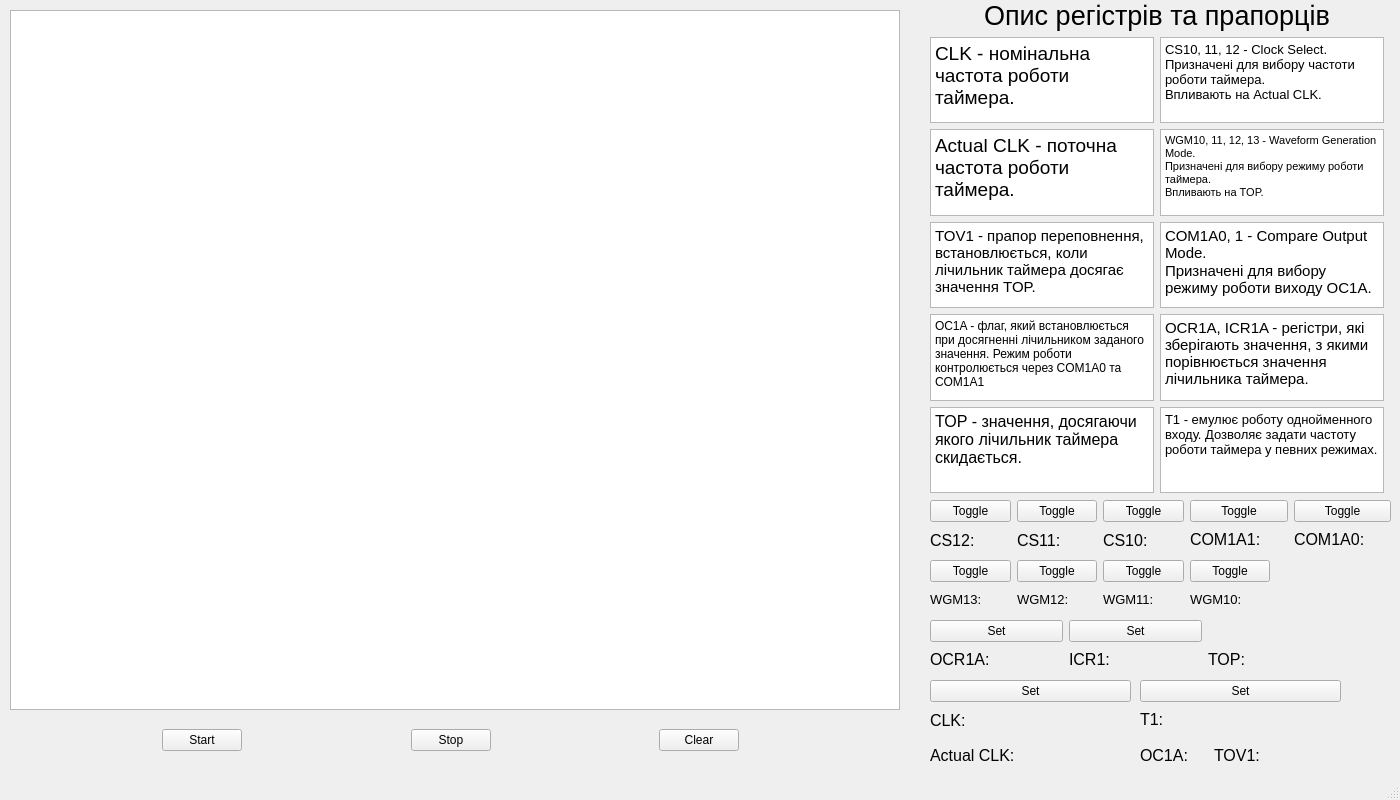
This is MainWindow.ui in KrAxmalL/AtmegaTimer as Qt 5 draws it before an edit. The edited form follows.
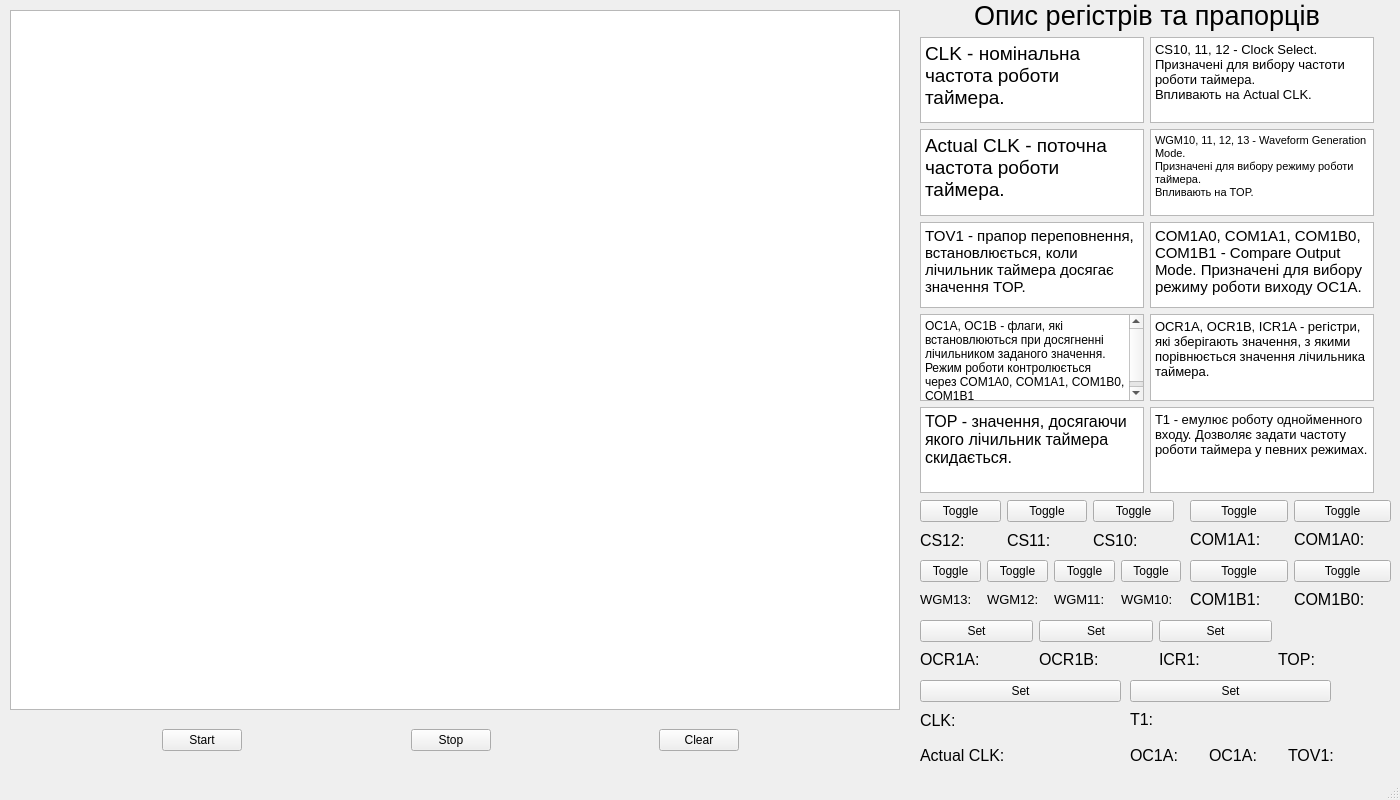
This is the edited form.

```diff
--- a/MainWindow.ui
+++ b/MainWindow.ui
@@ -115,7 +115,7 @@
    <widget class="QWidget" name="gridLayoutWidget">
     <property name="geometry">
      <rect>
-      <x>930</x>
+      <x>920</x>
       <y>500</y>
       <width>254</width>
       <height>52</height>
@@ -184,9 +184,9 @@
    <widget class="QWidget" name="gridLayoutWidget_2">
     <property name="geometry">
      <rect>
-      <x>930</x>
+      <x>920</x>
       <y>560</y>
-      <width>340</width>
+      <width>261</width>
       <height>51</height>
      </rect>
     </property>
@@ -272,52 +272,14 @@
    <widget class="QWidget" name="gridLayoutWidget_3">
     <property name="geometry">
      <rect>
-      <x>930</x>
+      <x>920</x>
       <y>620</y>
-      <width>411</width>
+      <width>471</width>
       <height>51</height>
      </rect>
     </property>
     <layout class="QGridLayout" name="gridLayout_3">
-     <item row="2" column="1">
-      <widget class="QLabel" name="icr1Label">
-       <property name="font">
-        <font>
-         <pointsize>12</pointsize>
-        </font>
-       </property>
-       <property name="text">
-        <string>ICR1: </string>
-       </property>
-      </widget>
-     </item>
-     <item row="0" column="0">
-      <widget class="QPushButton" name="ocr1aButton">
-       <property name="text">
-        <string>Set</string>
-       </property>
-      </widget>
-     </item>
-     <item row="0" column="1">
-      <widget class="QPushButton" name="icr1Button">
-       <property name="text">
-        <string>Set</string>
-       </property>
-      </widget>
-     </item>
-     <item row="2" column="0">
-      <widget class="QLabel" name="ocr1aLabel">
-       <property name="font">
-        <font>
-         <pointsize>12</pointsize>
-        </font>
-       </property>
-       <property name="text">
-        <string>OCR1A: </string>
-       </property>
-      </widget>
-     </item>
-     <item row="2" column="2">
+     <item row="2" column="4">
       <widget class="QLabel" name="topLabel">
        <property name="font">
         <font>
@@ -329,12 +291,69 @@
        </property>
       </widget>
      </item>
+     <item row="2" column="0">
+      <widget class="QLabel" name="ocr1aLabel">
+       <property name="font">
+        <font>
+         <pointsize>12</pointsize>
+        </font>
+       </property>
+       <property name="text">
+        <string>OCR1A: </string>
+       </property>
+      </widget>
+     </item>
+     <item row="0" column="0">
+      <widget class="QPushButton" name="ocr1aButton">
+       <property name="text">
+        <string>Set</string>
+       </property>
+      </widget>
+     </item>
+     <item row="0" column="2">
+      <widget class="QPushButton" name="ocr1bButton">
+       <property name="text">
+        <string>Set</string>
+       </property>
+      </widget>
+     </item>
+     <item row="2" column="2">
+      <widget class="QLabel" name="ocr1bLabel">
+       <property name="font">
+        <font>
+         <pointsize>12</pointsize>
+        </font>
+       </property>
+       <property name="text">
+        <string>OCR1B: </string>
+       </property>
+      </widget>
+     </item>
+     <item row="0" column="3">
+      <widget class="QPushButton" name="icr1Button">
+       <property name="text">
+        <string>Set</string>
+       </property>
+      </widget>
+     </item>
+     <item row="2" column="3">
+      <widget class="QLabel" name="icr1Label">
+       <property name="font">
+        <font>
+         <pointsize>12</pointsize>
+        </font>
+       </property>
+       <property name="text">
+        <string>ICR1: </string>
+       </property>
+      </widget>
+     </item>
     </layout>
    </widget>
    <widget class="QWidget" name="gridLayoutWidget_6">
     <property name="geometry">
      <rect>
-      <x>1140</x>
+      <x>1130</x>
       <y>680</y>
       <width>201</width>
       <height>51</height>
@@ -415,7 +434,7 @@
    <widget class="QWidget" name="gridLayoutWidget_4">
     <property name="geometry">
      <rect>
-      <x>930</x>
+      <x>920</x>
       <y>680</y>
       <width>201</width>
       <height>52</height>
@@ -446,7 +465,7 @@
    <widget class="QWidget" name="verticalLayoutWidget">
     <property name="geometry">
      <rect>
-      <x>930</x>
+      <x>920</x>
       <y>0</y>
       <width>454</width>
       <height>493</height>
@@ -483,7 +502,7 @@
 &lt;html&gt;&lt;head&gt;&lt;meta name=&quot;qrichtext&quot; content=&quot;1&quot; /&gt;&lt;style type=&quot;text/css&quot;&gt;
 p, li { white-space: pre-wrap; }
 &lt;/style&gt;&lt;/head&gt;&lt;body style=&quot; font-family:'MS Shell Dlg 2'; font-size:8.25pt; font-weight:400; font-style:normal;&quot;&gt;
-&lt;p style=&quot; margin-top:0px; margin-bottom:0px; margin-left:0px; margin-right:0px; -qt-block-indent:0; text-indent:0px;&quot;&gt;&lt;span style=&quot; font-size:11pt;&quot;&gt;OCR1A, ICR1A - регістри, які зберігають значення, з якими порівнюється значення лічильника таймера. &lt;/span&gt;&lt;/p&gt;&lt;/body&gt;&lt;/html&gt;</string>
+&lt;p style=&quot; margin-top:0px; margin-bottom:0px; margin-left:0px; margin-right:0px; -qt-block-indent:0; text-indent:0px;&quot;&gt;&lt;span style=&quot; font-size:10pt;&quot;&gt;OCR1A, OCR1B, ICR1A - регістри, які зберігають значення, з якими порівнюється значення лічильника таймера. &lt;/span&gt;&lt;/p&gt;&lt;/body&gt;&lt;/html&gt;</string>
          </property>
         </widget>
        </item>
@@ -536,8 +555,7 @@
 &lt;html&gt;&lt;head&gt;&lt;meta name=&quot;qrichtext&quot; content=&quot;1&quot; /&gt;&lt;style type=&quot;text/css&quot;&gt;
 p, li { white-space: pre-wrap; }
 &lt;/style&gt;&lt;/head&gt;&lt;body style=&quot; font-family:'MS Shell Dlg 2'; font-size:8.25pt; font-weight:400; font-style:normal;&quot;&gt;
-&lt;p style=&quot; margin-top:0px; margin-bottom:0px; margin-left:0px; margin-right:0px; -qt-block-indent:0; text-indent:0px;&quot;&gt;&lt;span style=&quot; font-size:11pt;&quot;&gt;COM1A0, 1 - Compare Output Mode.&lt;/span&gt;&lt;/p&gt;
-&lt;p style=&quot; margin-top:0px; margin-bottom:0px; margin-left:0px; margin-right:0px; -qt-block-indent:0; text-indent:0px;&quot;&gt;&lt;span style=&quot; font-size:11pt;&quot;&gt;Призначені для вибору режиму роботи виходу OC1A.&lt;/span&gt;&lt;/p&gt;&lt;/body&gt;&lt;/html&gt;</string>
+&lt;p style=&quot; margin-top:0px; margin-bottom:0px; margin-left:0px; margin-right:0px; -qt-block-indent:0; text-indent:0px;&quot;&gt;&lt;span style=&quot; font-size:11pt;&quot;&gt;COM1A0, COM1A1, COM1B0, COM1B1 - Compare Output Mode. Призначені для вибору режиму роботи виходу OC1A.&lt;/span&gt;&lt;/p&gt;&lt;/body&gt;&lt;/html&gt;</string>
          </property>
         </widget>
        </item>
@@ -573,7 +591,7 @@
 &lt;html&gt;&lt;head&gt;&lt;meta name=&quot;qrichtext&quot; content=&quot;1&quot; /&gt;&lt;style type=&quot;text/css&quot;&gt;
 p, li { white-space: pre-wrap; }
 &lt;/style&gt;&lt;/head&gt;&lt;body style=&quot; font-family:'MS Shell Dlg 2'; font-size:8.25pt; font-weight:400; font-style:normal;&quot;&gt;
-&lt;p style=&quot; margin-top:0px; margin-bottom:0px; margin-left:0px; margin-right:0px; -qt-block-indent:0; text-indent:0px;&quot;&gt;&lt;span style=&quot; font-size:9pt;&quot;&gt;OC1A - флаг, який встановлюється при досягненні лічильником заданого значення. Режим роботи контролюється через COM1A0 та COM1A1&lt;/span&gt;&lt;/p&gt;&lt;/body&gt;&lt;/html&gt;</string>
+&lt;p style=&quot; margin-top:0px; margin-bottom:0px; margin-left:0px; margin-right:0px; -qt-block-indent:0; text-indent:0px;&quot;&gt;&lt;span style=&quot; font-size:9pt;&quot;&gt;OC1A, OC1B - флаги, які встановлюються при досягненні лічильником заданого значення. Режим роботи контролюється через COM1A0, COM1A1, COM1B0, COM1B1&lt;/span&gt;&lt;/p&gt;&lt;/body&gt;&lt;/html&gt;</string>
          </property>
         </widget>
        </item>
@@ -652,7 +670,7 @@
    <widget class="QLabel" name="actualClkLabel">
     <property name="geometry">
      <rect>
-      <x>930</x>
+      <x>920</x>
       <y>740</y>
       <width>151</width>
       <height>31</height>
@@ -670,9 +688,9 @@
    <widget class="QWidget" name="horizontalLayoutWidget_2">
     <property name="geometry">
      <rect>
-      <x>1140</x>
+      <x>1130</x>
       <y>740</y>
-      <width>141</width>
+      <width>231</width>
       <height>31</height>
      </rect>
     </property>
@@ -689,6 +707,18 @@
        </property>
       </widget>
      </item>
+     <item>
+      <widget class="QLabel" name="oc1bLabel">
+       <property name="font">
+        <font>
+         <pointsize>12</pointsize>
+        </font>
+       </property>
+       <property name="text">
+        <string>OC1A: </string>
+       </property>
+      </widget>
+     </item>
      <item>
       <widget class="QLabel" name="tov1Label">
        <property name="font">
@@ -703,6 +733,56 @@
      </item>
     </layout>
    </widget>
+   <widget class="QWidget" name="gridLayoutWidget_8">
+    <property name="geometry">
+     <rect>
+      <x>1190</x>
+      <y>560</y>
+      <width>201</width>
+      <height>51</height>
+     </rect>
+    </property>
+    <layout class="QGridLayout" name="gridLayout_9">
+     <item row="2" column="1">
+      <widget class="QLabel" name="com1b0Label">
+       <property name="font">
+        <font>
+         <pointsize>12</pointsize>
+        </font>
+       </property>
+       <property name="text">
+        <string>COM1B0: </string>
+       </property>
+      </widget>
+     </item>
+     <item row="0" column="0">
+      <widget class="QPushButton" name="com1b1Button">
+       <property name="text">
+        <string>Toggle</string>
+       </property>
+      </widget>
+     </item>
+     <item row="0" column="1">
+      <widget class="QPushButton" name="com1b0Button">
+       <property name="text">
+        <string>Toggle</string>
+       </property>
+      </widget>
+     </item>
+     <item row="2" column="0">
+      <widget class="QLabel" name="com1b1Label">
+       <property name="font">
+        <font>
+         <pointsize>12</pointsize>
+        </font>
+       </property>
+       <property name="text">
+        <string>COM1B1: </string>
+       </property>
+      </widget>
+     </item>
+    </layout>
+   </widget>
   </widget>
   <widget class="QMenuBar" name="menubar">
    <property name="geometry">
```
